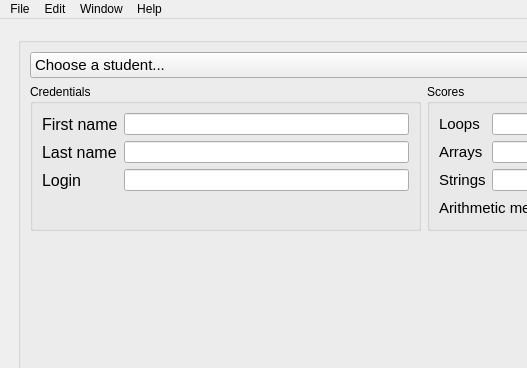
Above: src/qt/mainwindow_teach.ui from tushino-llc/ProTest before the change; both pictures show x 0 to 527 and y 0 to 368 of the 1133 by 645 pixel window. Below: the same form after it.
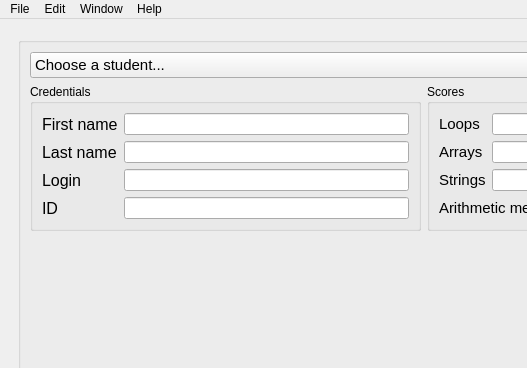
That is the form after the change.

```diff
--- a/src/qt/mainwindow_teach.ui
+++ b/src/qt/mainwindow_teach.ui
@@ -189,6 +189,25 @@
                      </property>
                     </widget>
                    </item>
+                   <item row="3" column="0">
+                    <widget class="QLabel" name="label_14">
+                     <property name="font">
+                      <font>
+                       <pointsize>12</pointsize>
+                      </font>
+                     </property>
+                     <property name="text">
+                      <string>ID</string>
+                     </property>
+                    </widget>
+                   </item>
+                   <item row="3" column="1">
+                    <widget class="QLineEdit" name="lineID">
+                     <property name="readOnly">
+                      <bool>true</bool>
+                     </property>
+                    </widget>
+                   </item>
                   </layout>
                  </item>
                 </layout>
```
